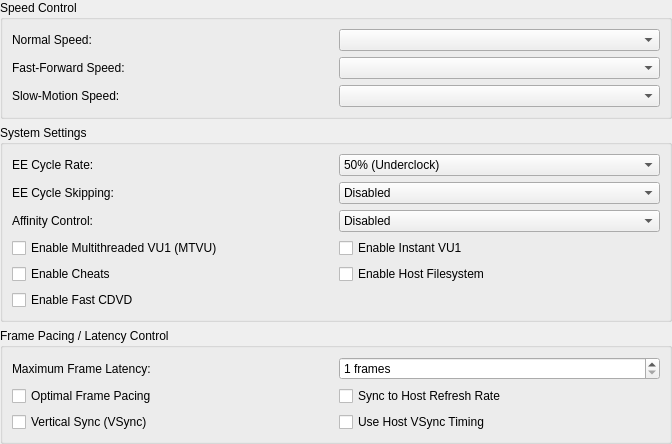
PCSX2/pcsx2, file pcsx2-qt/Settings/EmulationSettingsWidget.ui: the form before one commit.
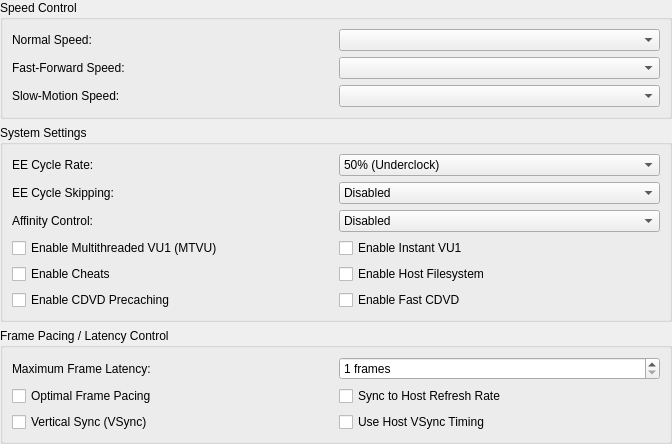
The form after the commit.

Commit message: CDVD: Add precaching option

```diff
--- a/pcsx2-qt/Settings/EmulationSettingsWidget.ui
+++ b/pcsx2-qt/Settings/EmulationSettingsWidget.ui
@@ -98,13 +98,20 @@
           </property>
          </widget>
         </item>
-        <item row="3" column="0">
+        <item row="2" column="1">
          <widget class="QCheckBox" name="fastCDVD">
           <property name="text">
            <string>Enable Fast CDVD</string>
           </property>
          </widget>
         </item>
+        <item row="2" column="0">
+         <widget class="QCheckBox" name="precacheCDVD">
+          <property name="text">
+           <string>Enable CDVD Precaching</string>
+          </property>
+         </widget>
+        </item>
        </layout>
       </item>
       <item row="1" column="0">
```
The commit also changes 26 other files.
